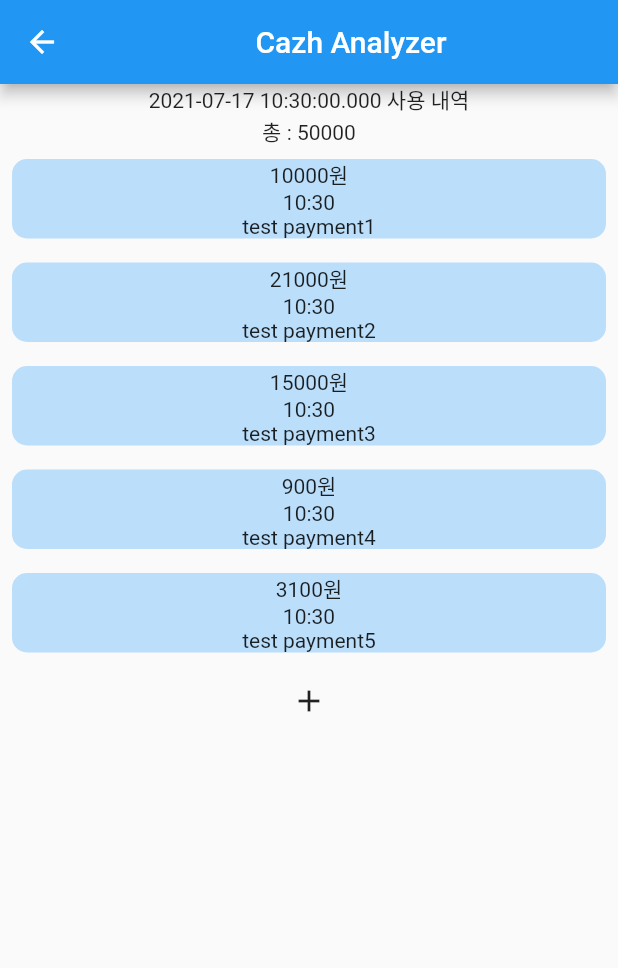
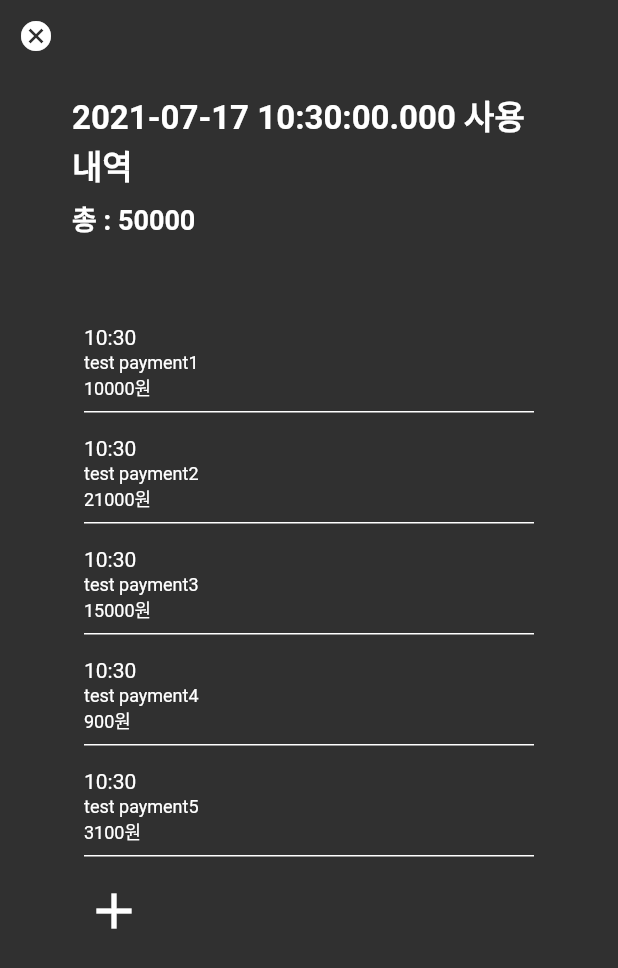
Before and after one commit to CazNm/cash_analyzer, a Flutter app: the screen it shows after launch, after a tap on an icon or button, on a phone screen of 412 x 824 dp. Shown: the top 968 px of the screen. Run offline on Flutter 3.47's test engine with Material 2 defaults, Android fonts, the phone set to English and light mode, and no system bars; our stand-ins replace get_it.

Commit message:
change design

```diff
--- a/lib/app/style.dart
+++ b/lib/app/style.dart
@@ -12,6 +12,7 @@ Color grey217 = Color.fromRGBO(217, 217, 217, 1.0);
 Color grey247 = Color.fromRGBO(247, 247, 247, 1.0);
 Color navyDark = Color.fromRGBO(10, 20, 36, 1.0);
 Color balck = Color.fromRGBO(34, 34, 34, 1.0);
+Color salmon = Color.fromRGBO(227, 119, 107, 1.0);
 
 // why not?
 const double defaultTextSize = 12;
--- a/lib/screens/detail/detailView.dart
+++ b/lib/screens/detail/detailView.dart
@@ -1,3 +1,4 @@
+import 'package:cash_analyzer/app/index.dart';
 import 'package:cash_analyzer/screens/main/PaymentSummary.dart';
 import 'package:flutter/material.dart';
 
@@ -51,37 +52,63 @@ class _DetailViewState extends State<DetailView> {
       use += element.price;
     });
 
-    return Scaffold(
-      appBar: AppBar(
-        title: Center(
-          child: Text("Cazh Analyzer"),
+    return SafeArea(
+      child: Scaffold(
+          backgroundColor: grey48,
+          body: Stack(
+            children: [
+              Container(
+                padding: EdgeInsets.fromLTRB(48, 60, 48, 0),
+                child: Column(
+                  crossAxisAlignment: CrossAxisAlignment.start,
+                  children: [
+                    Text(
+                      "${data.date.toString()} 사용 내역",
+                      style: whiteText(size: 22, fontWeight: FontWeight.bold),
                     ),
+                    SizedBox(height: 6),
+                    Text(
+                      "총 : $use",
+                      style: whiteText(size: 18, fontWeight: FontWeight.bold),
                     ),
-      body: Container(
-        child: Column(
-          children: [
-            Text("${data.date.toString()} 사용 내역"),
-            Text("총 : $use"),
-            Container(
-              height: 400,
+                    SizedBox(height: 50),
+                    Expanded(
+                      flex: 1,
                       child: ListView.builder(
                           itemCount: data.paymentList.length + 1,
                           itemBuilder: (BuildContext context, int index) {
                             if (index == data.paymentList.length) {
-                      return IconButton(
+                              return Container(
+                                alignment: Alignment.bottomLeft,
+                                child: IconButton(
                                   onPressed: () {},
-                        icon: Icon(Icons.add),
+                                  icon: Icon(Icons.add, color: white),
+                                  iconSize: 40,
+                                ),
                               );
                             }
                             return Padding(
                               padding: const EdgeInsets.all(8.0),
-                      child: PaymentSummaryTile(data.paymentList[index]).build(context),
+                              child: PaymentSummaryTile(data.paymentList[index])
+                                  .build(context),
                             );
                           }),
                     )
                   ],
                 ),
               ),
+              Positioned(
+                top: 0,
+                left: 0,
+                child: IconButton(
+                  onPressed: () {
+                    Navigator.pop(context);
+                  },
+                  icon: Icon(Icons.cancel, color: white),
+                ),
+              )
+            ],
+          )),
     );
   }
 }
--- a/lib/screens/main/GoalSection.dart
+++ b/lib/screens/main/GoalSection.dart
@@ -43,7 +43,7 @@ class GoalSection extends StatelessWidget {
                 SizedBox(height: 2),
                 Text(
                   "기간 : ${DateFormat('MM/dd').format(data.sDay)} ~ ${DateFormat('MM/dd').format(data.dDay)}",
-                  style: whiteText(size: 10),
+                  style: whiteText(size: 12),
                 ),
                 SizedBox(height: 30),
                 Text("오늘 사용한 금액 : ${data.todayUse}원",
--- a/lib/screens/main/PaymentList.dart
+++ b/lib/screens/main/PaymentList.dart
@@ -1,3 +1,4 @@
+import 'package:cash_analyzer/app/index.dart';
 import 'package:cash_analyzer/screens/detail/detailView.dart';
 import 'package:flutter/material.dart';
 import 'package:intl/intl.dart';
@@ -25,10 +26,10 @@ class PaymentList extends StatelessWidget {
       ),
       child: Container(
         width: 200,
-        padding: EdgeInsets.all(8),
+        padding: EdgeInsets.symmetric(vertical: 0, horizontal: 12),
         decoration: BoxDecoration(
-          color: Theme.of(context).primaryColorDark,
-          borderRadius: BorderRadius.circular(10),
+          color: salmon,
+          borderRadius: BorderRadius.circular(8),
         ),
         child: ListView.builder(
           itemCount: data.list.length + 2,
@@ -40,16 +41,24 @@ class PaymentList extends StatelessWidget {
               if (dateString == DateFormat("MM-dd").format(DateTime.now())) {
                 dateString = "오늘의";
               }
-              w = Center(child: Text("$dateString 사용 내역"));
+              w = Container(
+                  alignment: Alignment.topLeft,
+                  child: Text(
+                    "$dateString 사용 내역",
+                    style: whiteText(size: 16, fontWeight: FontWeight.w400),
+                  ));
             } else if (index == data.list.length + 1) {
               // last
-              w = Text("....");
+              w = Text(
+                "....",
+                style: whiteText(),
+              );
             } else {
               w = PaymentSummaryTile(data.list[index - 1])
                   .build(context); // general
             }
             return Padding(
-              padding: const EdgeInsets.only(top: 4),
+              padding: const EdgeInsets.only(top: 20),
               child: w,
             );
           },
--- a/lib/screens/main/PaymentSummary.dart
+++ b/lib/screens/main/PaymentSummary.dart
@@ -1,5 +1,6 @@
 import 'package:flutter/material.dart';
 import 'package:intl/intl.dart';
+import 'package:cash_analyzer/app/index.dart';
 
 class PaymentInfo {
   int price;
@@ -17,15 +18,19 @@ class PaymentSummaryTile {
   @override
   Widget build(BuildContext context) {
     return Container(
+        padding: EdgeInsets.only(bottom: 7),
         decoration: BoxDecoration(
-          color: Theme.of(context).primaryColorLight,
-          borderRadius: BorderRadius.circular(10),
-        ),
+            border: Border(bottom: BorderSide(width: 1, color: white))),
         child: Column(
+          crossAxisAlignment: CrossAxisAlignment.start,
           children: [
-            Text("${info.price}원"),
-            Text(DateFormat("HH:mm").format(info.time)),
-            Text(info.summary),
+            Text(
+              DateFormat("HH:mm").format(info.time),
+              style: whiteText(size: 14),
+            ),
+            SizedBox(height: 2),
+            Text(info.summary, style: whiteText(size: 12)),
+            Text("${info.price}원", style: whiteText(size: 12)),
           ],
         ));
   }
--- a/lib/screens/main/mainListView.dart
+++ b/lib/screens/main/mainListView.dart
@@ -57,7 +57,7 @@ class MainListViewHomeState extends State<MainListViewHome> {
                   flex: 35,
                   child: Column(
                     children: [
-                      SizedBox(height: 70),
+                      SizedBox(height: 40),
                       GoalSection(gData),
                     ],
                   )),
@@ -87,7 +87,7 @@ class MainListViewHomeState extends State<MainListViewHome> {
           ),
         ),
         floatingActionButton: IconButton(
-          icon: const Icon(Icons.settings),
+          icon: Icon(Icons.settings, color: white),
           onPressed: () {
             print("setting button");
           },
```
Also changed, not shown: 2 other files. Lines whose indentation alone changed are shown as unchanged.
